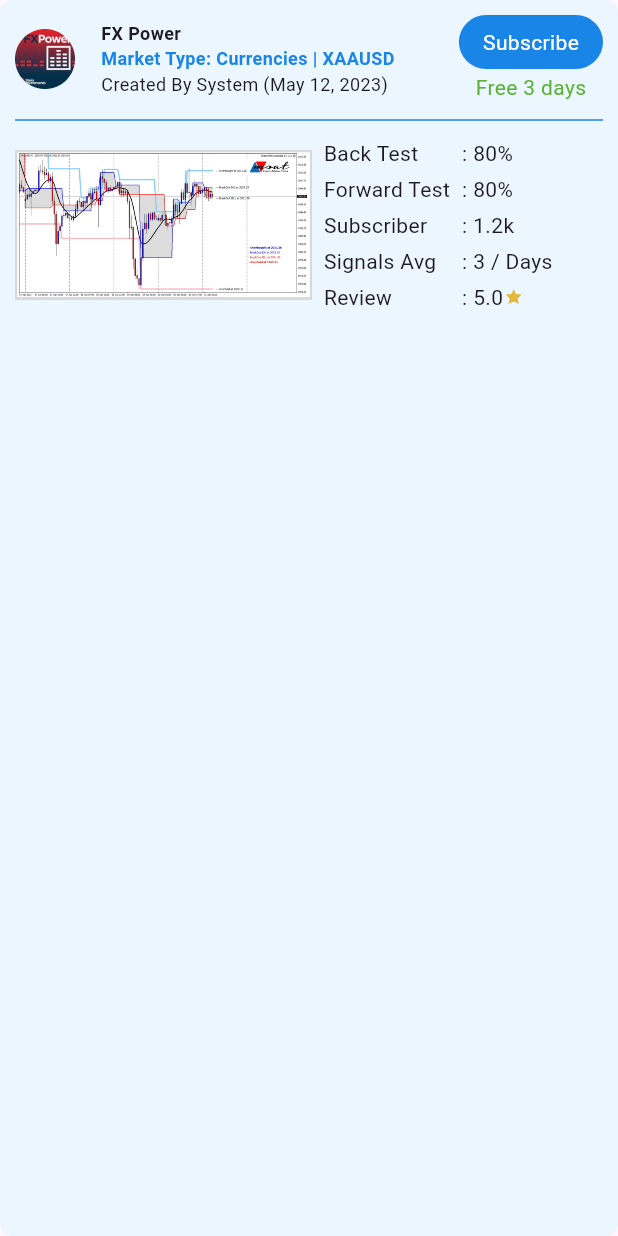
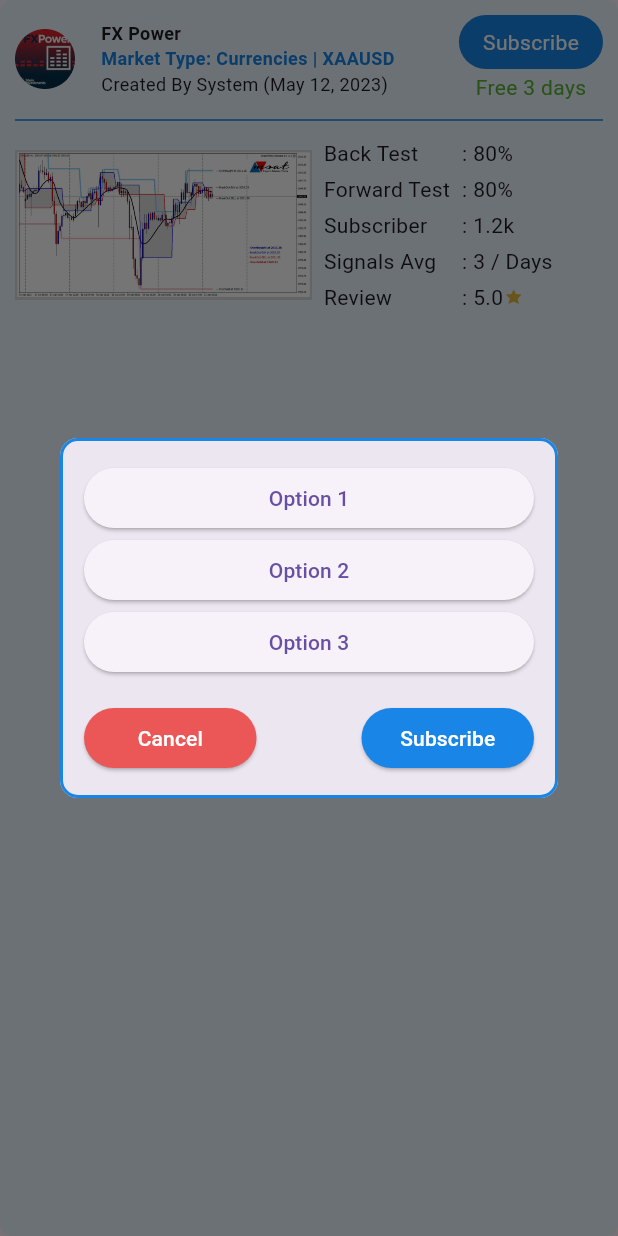
Before and after one commit to Aqsaaaa/Trading_App, a Flutter app: the ChartsItemWidget widget shown alone on an empty page, opened directly, after a tap on "Subscribe", on a phone screen of 412 x 824 dp. Run offline on Flutter 3.47's test engine with Material 3 defaults, Android fonts, the phone set to English and light mode, and no system bars; our stand-ins replace flutter_svg, go_router.

Commit message:
feat: add dialog option button and dialog confirm

```diff
--- a/lib/modules/charts/view/charts_page.dart
+++ b/lib/modules/charts/view/charts_page.dart
@@ -5,6 +5,7 @@ import 'package:go_router/go_router.dart';
 import 'package:trading_app/gen/colors.gen.dart';
 
 import '../../../gen/assets.gen.dart';
+import '../../dialog/dialog_option_button.dart';
 
 part 'widgets/charts_item_widget.dart';
 part 'widgets/search_filter_widget.dart';
--- a/lib/modules/charts/view/widgets/charts_item_widget.dart
+++ b/lib/modules/charts/view/widgets/charts_item_widget.dart
@@ -43,7 +43,12 @@ class ChartsItemWidget extends StatelessWidget {
                   Column(
                     children: [
                       GestureDetector(
-                        onTap: () {},
+                        onTap: () {
+                          showDialog(
+                            context: context,
+                            builder: (BuildContext context) =>  DialogOptionButton(),
+                          );
+                        },
                         child: Container(
                           decoration: BoxDecoration(
                             color: ColorName.blue,
--- /dev/null
+++ b/lib/modules/dialog/dialog_option_button.dart
@@ -0,0 +1,116 @@
+import 'package:flutter/material.dart';
+
+import '../../gen/colors.gen.dart';
+
+class DialogOptionButton extends StatefulWidget {
+  const DialogOptionButton({Key? key});
+
+  @override
+  _DialogOptionButtonState createState() => _DialogOptionButtonState();
+}
+
+class _DialogOptionButtonState extends State<DialogOptionButton> {
+  String selectedOption = ''; // Variable to store the selected option
+
+  @override
+  Widget build(BuildContext context) {
+    return Dialog(
+      shape: RoundedRectangleBorder(
+          borderRadius: BorderRadius.circular(12),
+          side: const BorderSide(
+            color: ColorName.blue,
+            width: 2,
+          )
+      ),
+
+      child: Padding(
+        padding: const EdgeInsets.all(16),
+        child: Column(
+          mainAxisSize: MainAxisSize.min,
+          mainAxisAlignment: MainAxisAlignment.start,
+          children: [
+            // Display text buttons for options
+            SizedBox(
+              width: double.infinity,
+              child: ElevatedButton(
+                onPressed: () {
+                  // Handle button press for Option 1
+                  setState(() {
+                    selectedOption = 'Option 1';
+                  });
+                },
+                child: const Text('Option 1'),
+              ),
+            ),
+            SizedBox(
+              width: double.infinity,
+              child: ElevatedButton(
+                onPressed: () {
+                  // Handle button press for Option 2
+                  setState(() {
+                    selectedOption = 'Option 2';
+                  });
+                },
+                child: const Text('Option 2'),
+              ),
+            ),
+            SizedBox(
+              width: double.infinity,
+              child: ElevatedButton(
+                onPressed: () {
+                  // Handle button press for Option 3
+                  setState(() {
+                    selectedOption = 'Option 3';
+                  });
+                },
+                child: const Text('Option 3'),
+              ),
+            ),
+            const SizedBox(height: 16),
+            Row(
+              mainAxisAlignment: MainAxisAlignment.spaceBetween,
+              children: [
+                SizedBox(
+                  width: 115,
+                  child: ElevatedButton(
+                    style: ButtonStyle(
+                      backgroundColor:
+                          MaterialStateProperty.all<Color>(ColorName.red),
+                    ),
+                    onPressed: () {
+                      // Handle cancel button press
+                      Navigator.pop(context); // Close the dialog
+                    },
+                    child: Text(
+                      'Cancel',
+                      style: TextStyle(color: ColorName.white),
+                    ),
+                  ),
+                ),
+                const SizedBox(width: 8),
+                SizedBox(
+                  width: 115,
+                  child: ElevatedButton(
+                    style: ButtonStyle(
+                      backgroundColor:
+                          MaterialStateProperty.all<Color>(ColorName.blue),
+                    ),
+                    onPressed: () {
+                      // Handle subscribe button press
+                      Navigator.pop(context,
+                          selectedOption); // Close the dialog with the selected option
+                    },
+                    child: Text(
+                      'Subscribe',
+                      style: TextStyle(color: ColorName.white),
+                    ),
+                  ),
+                ),
+              ],
+            )
+          ],
+        ),
+      ),
+    );
+  }
+}
```
Also changed, not shown: lib/modules/dialog/dialog_confirm.dart (added, +79 -0 lines).
